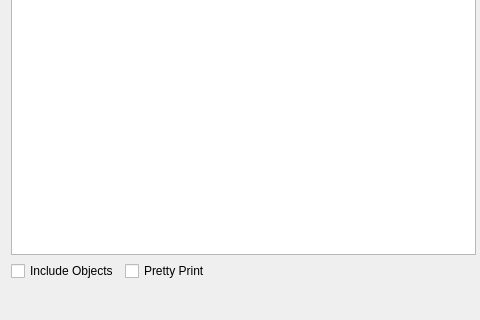
Old version of the form src/modules/module/ModuleExportDialog.ui in the repository jensvogt/awsmock-qt-ui; both pictures show x 0 to 480 and y 192 to 512 of the 1067 by 512 pixel window.
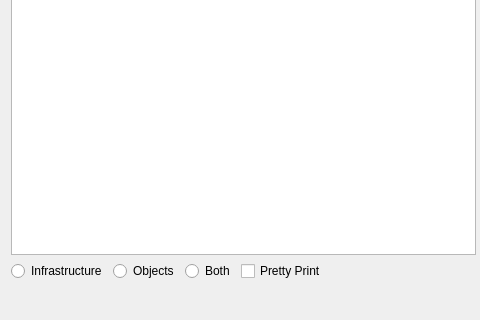
New version of the form.

Diff of the .ui file:
```diff
--- a/src/modules/module/ModuleExportDialog.ui
+++ b/src/modules/module/ModuleExportDialog.ui
@@ -129,9 +129,23 @@
       <number>0</number>
      </property>
      <item>
-      <widget class="QCheckBox" name="incudeObjectsCheck">
+      <widget class="QRadioButton" name="infrastructureRadio">
        <property name="text">
-        <string>Include Objects</string>
+        <string>Infrastructure</string>
+       </property>
+      </widget>
+     </item>
+     <item>
+      <widget class="QRadioButton" name="objectsRadio">
+       <property name="text">
+        <string>Objects</string>
+       </property>
+      </widget>
+     </item>
+     <item>
+      <widget class="QRadioButton" name="bothRadio">
+       <property name="text">
+        <string>Both</string>
        </property>
       </widget>
      </item>
```
